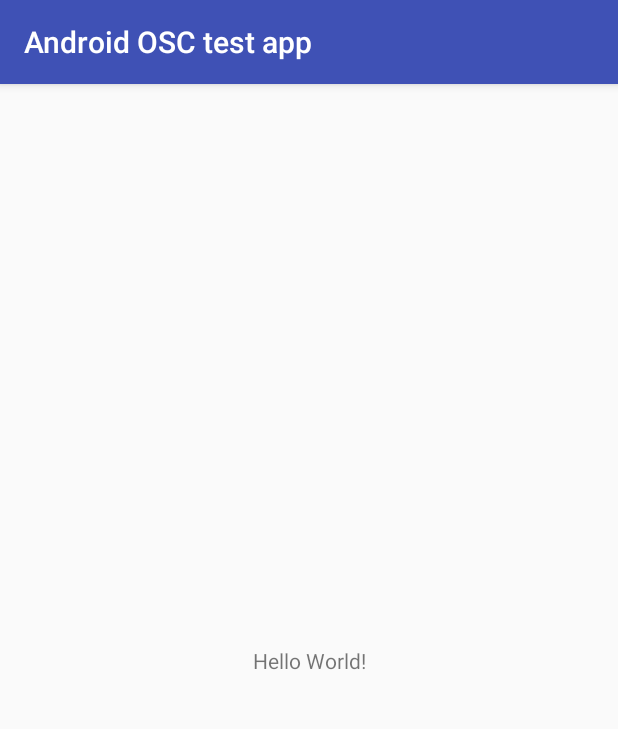
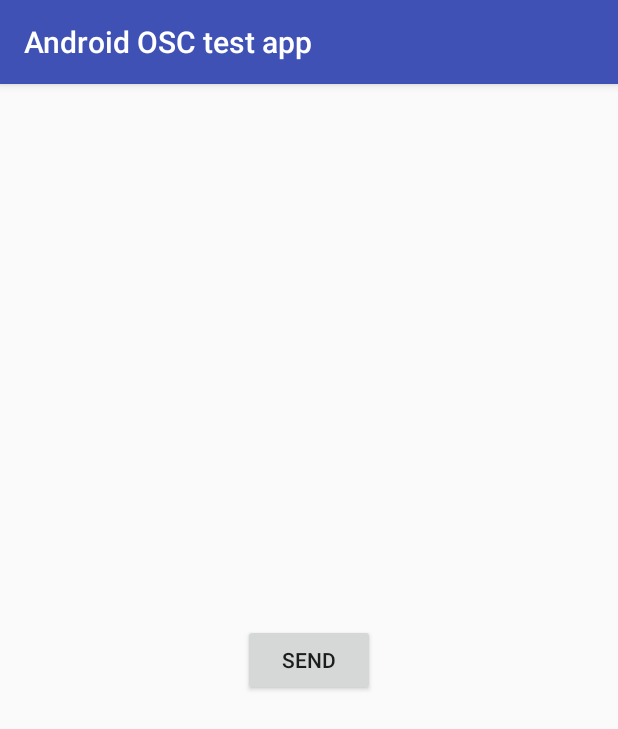
Before and after one commit to jbloit/android_OSC_testApp, an Android app: the screen it shows after launch (MainActivity), on a phone screen of 412 x 824 dp. Shown: the top 729 px of the screen. Run offline under Robolectric (Android 15) with nearby library versions, the phone set to English and light mode, and no system bars; libraries missing offline, so code that uses them is left out: com.illposed.osc; 7 statements that could not run were skipped.

Commit message:
Not 100% sur this is the correct way to do it, but this sends OSC messages on button clicl, using the OSC socket.

```diff
--- a/app/build.gradle
+++ b/app/build.gradle
@@ -22,11 +22,7 @@ android {
     }
 }
 
-configurations.all {
-    resolutionStrategy {
-        force 'com.android.support:support-annotations:26.1.0'
-    }
-}
+
 
 dependencies {
     implementation fileTree(dir: 'libs', include: ['*.jar'])
--- a/app/src/main/java/com/jbloit/androidosctestapp/MainActivity.kt
+++ b/app/src/main/java/com/jbloit/androidosctestapp/MainActivity.kt
@@ -2,6 +2,7 @@ package com.jbloit.androidosctestapp
 
 import android.support.v7.app.AppCompatActivity
 import android.os.Bundle
+import android.os.Message
 import android.util.Log
 import com.illposed.osc.*
 import java.net.InetAddress
@@ -10,8 +11,7 @@ import com.illposed.osc.OSCMessage
 import com.illposed.osc.OSCListener
 import com.illposed.osc.OSCPort
 import com.illposed.osc.OSCPortIn
-
-
+import kotlinx.android.synthetic.main.activity_main.*
 
 
 /*
@@ -28,15 +28,20 @@ class MainActivity : AppCompatActivity(), OscSocketListener {
     private val TAG = "OSC_ACTIVITY"
     private lateinit var oscPortOut: OSCPortOut
 
-//    fun onMessage(){
-//        Log.d(TAG, "message received")
-//    }
 
     override fun onCreate(savedInstanceState: Bundle?) {
         super.onCreate(savedInstanceState)
         setContentView(R.layout.activity_main)
 
         val task = OscSocket(this, this)
+
+        button_thread.setOnClickListener(){
+
+            val message = Message()
+            message.what = OscSocket.WHAT_SENDMESSAGE
+            task.handler.sendMessage(message)
+        }
+
         val thread1 = Thread(task)
         thread1.start()
     }
--- a/app/src/main/java/com/jbloit/androidosctestapp/OscSocket.kt
+++ b/app/src/main/java/com/jbloit/androidosctestapp/OscSocket.kt
@@ -24,12 +24,29 @@ class OscSocket (context: Context, private val listener: OscSocketListener): Run
 
     val broadCastAddress: InetAddress
 
-    private val handler = object : Handler(Looper.getMainLooper()) {
+     val handler = object : Handler(Looper.getMainLooper()) {
         override fun handleMessage(msg: Message) {
             when (msg.what) {
                 WHAT_RECEIVEDMESSAGE -> {
                     val messageAsOSCmessage: OSCMessage = msg.obj as OSCMessage
                     listener.receivedMessage(this@OscSocket, messageAsOSCmessage)
+                    Log.d(TAG, Thread.currentThread().name)
+                }
+                WHAT_SENDMESSAGE -> {
+                    if (oscPortOut != null){
+
+                        var message = OSCMessage()
+                        message.address = "/android"
+                        message.addArgument("hi_from_SENDMESSAGE")
+                        message.addArgument(12345)
+                        message.addArgument(1.2345.toFloat())
+
+                        try {
+                            oscPortOut.send(message)
+                        } catch (e: Exception) {
+                            Log.e(TAG, e.toString())
+                        }
+                    }
                 }
             }
         }
@@ -84,7 +101,8 @@ class OscSocket (context: Context, private val listener: OscSocketListener): Run
     }
 
     companion object {
-        private val WHAT_RECEIVEDMESSAGE = 0
+        val WHAT_RECEIVEDMESSAGE = 0
+        val WHAT_SENDMESSAGE = 1
     }
 
 }
--- a/app/src/main/res/layout/activity_main.xml
+++ b/app/src/main/res/layout/activity_main.xml
@@ -6,13 +6,16 @@
     android:layout_height="match_parent"
     tools:context="com.jbloit.androidosctestapp.MainActivity">
 
-    <TextView
+
+    <Button
+        android:id="@+id/button_thread"
         android:layout_width="wrap_content"
         android:layout_height="wrap_content"
-        android:text="Hello World!"
         app:layout_constraintBottom_toBottomOf="parent"
         app:layout_constraintLeft_toLeftOf="parent"
         app:layout_constraintRight_toRightOf="parent"
-        app:layout_constraintTop_toTopOf="parent" />
+        app:layout_constraintTop_toTopOf="parent"
+        android:text="SEND"
+        />
 
 </android.support.constraint.ConstraintLayout>
```
Also changed, not shown: 2 other files.
